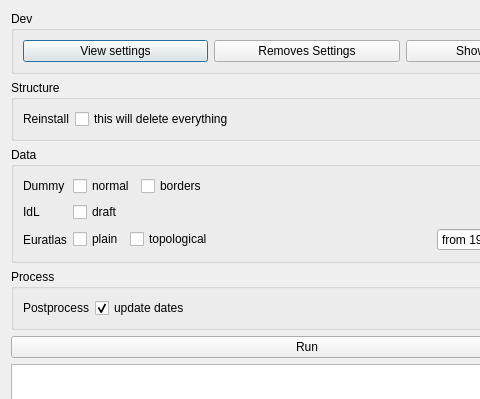
dhlab-epfl/GlobalAtlas-qgis, file ui/debug.ui: the form before one commit; both pictures show x 0 to 480 and y 0 to 399 of the 614 by 588 pixel window.
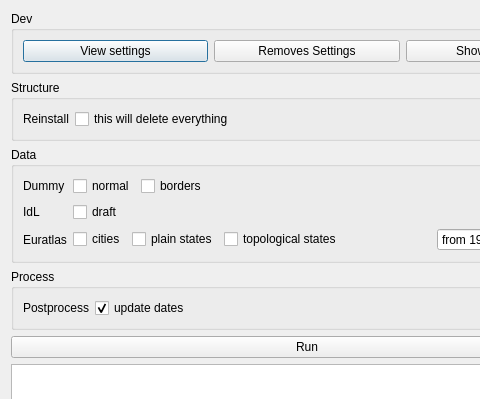
The form after the commit.

Commit message: [debug] import euratlas cities and improve a bit importation of euratlas

```diff
--- a/ui/debug.ui
+++ b/ui/debug.ui
@@ -99,13 +99,20 @@
       </item>
       <item row="4" column="1">
        <layout class="QHBoxLayout" name="horizontalLayout_3">
+        <item>
+         <widget class="QCheckBox" name="euratlasCitiesCheckBox">
+          <property name="text">
+           <string>cities</string>
+          </property>
+         </widget>
+        </item>
         <item>
          <widget class="QCheckBox" name="euratlasDataCheckBox">
           <property name="layoutDirection">
            <enum>Qt::LeftToRight</enum>
           </property>
           <property name="text">
-           <string>plain</string>
+           <string>plain states</string>
           </property>
          </widget>
         </item>
@@ -115,7 +122,7 @@
            <enum>Qt::LeftToRight</enum>
           </property>
           <property name="text">
-           <string>topological</string>
+           <string>topological states</string>
           </property>
           <property name="checked">
            <bool>false</bool>
```
The commit also changes 2 other files.
